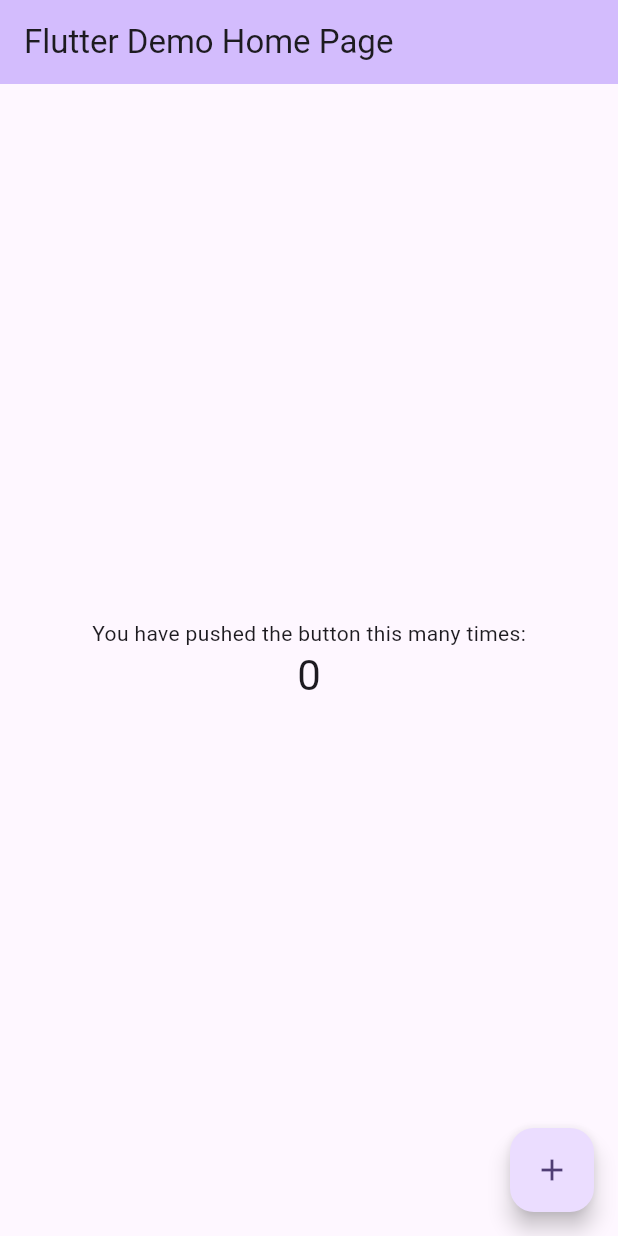
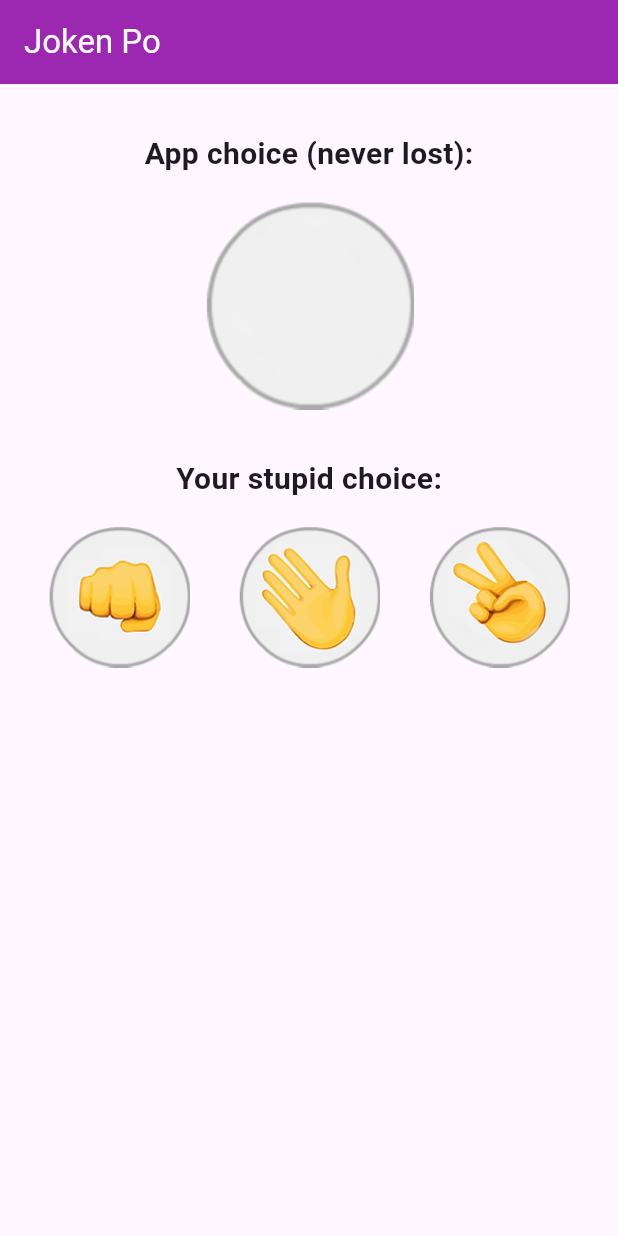
Before and after one commit to Romario-Negreiros/Joken_po, a Flutter app: the screen it shows after launch, on a phone screen of 412 x 824 dp. Run offline on Flutter 3.47's test engine with Material 3 defaults, Android fonts, the phone set to English and light mode, and no system bars.

Commit message:
Create app interface

```diff
--- a/lib/main.dart
+++ b/lib/main.dart
@@ -1,125 +1,57 @@
-import 'package:flutter/material.dart';
+// ignore_for_file: prefer_const_constructors
+
+import "package:flutter/material.dart";
 
 void main() {
-  runApp(const MyApp());
+  runApp(App());
 }
 
-class MyApp extends StatelessWidget {
-  const MyApp({super.key});
+class App extends StatelessWidget {
+  const App({super.key});
 
-  // This widget is the root of your application.
   @override
   Widget build(BuildContext context) {
     return MaterialApp(
-      title: 'Flutter Demo',
-      theme: ThemeData(
-        // This is the theme of your application.
-        //
-        // TRY THIS: Try running your application with "flutter run". You'll see
-        // the application has a purple toolbar. Then, without quitting the app,
-        // try changing the seedColor in the colorScheme below to Colors.green
-        // and then invoke "hot reload" (save your changes or press the "hot
-        // reload" button in a Flutter-supported IDE, or press "r" if you used
-        // the command line to start the app).
-        //
-        // Notice that the counter didn't reset back to zero; the application
-        // state is not lost during the reload. To reset the state, use hot
-        // restart instead.
-        //
-        // This works for code too, not just values: Most code changes can be
-        // tested with just a hot reload.
-        colorScheme: ColorScheme.fromSeed(seedColor: Colors.deepPurple),
-        useMaterial3: true,
-      ),
-      home: const MyHomePage(title: 'Flutter Demo Home Page'),
+      title: "Joken Po",
+      home: Home(),
+      debugShowCheckedModeBanner: false,
     );
   }
 }
 
-class MyHomePage extends StatefulWidget {
-  const MyHomePage({super.key, required this.title});
-
-  // This widget is the home page of your application. It is stateful, meaning
-  // that it has a State object (defined below) that contains fields that affect
-  // how it looks.
-
-  // This class is the configuration for the state. It holds the values (in this
-  // case the title) provided by the parent (in this case the App widget) and
-  // used by the build method of the State. Fields in a Widget subclass are
-  // always marked "final".
-
-  final String title;
+class Home extends StatefulWidget {
+  const Home({super.key});
 
   @override
-  State<MyHomePage> createState() => _MyHomePageState();
+  State<Home> createState() => _HomeState();
 }
 
-class _MyHomePageState extends State<MyHomePage> {
-  int _counter = 0;
-
-  void _incrementCounter() {
-    setState(() {
-      // This call to setState tells the Flutter framework that something has
-      // changed in this State, which causes it to rerun the build method below
-      // so that the display can reflect the updated values. If we changed
-      // _counter without calling setState(), then the build method would not be
-      // called again, and so nothing would appear to happen.
-      _counter++;
-    });
-  }
-
+class _HomeState extends State<Home> {
   @override
   Widget build(BuildContext context) {
-    // This method is rerun every time setState is called, for instance as done
-    // by the _incrementCounter method above.
-    //
-    // The Flutter framework has been optimized to make rerunning build methods
-    // fast, so that you can just rebuild anything that needs updating rather
-    // than having to individually change instances of widgets.
     return Scaffold(
-      appBar: AppBar(
-        // TRY THIS: Try changing the color here to a specific color (to
-        // Colors.amber, perhaps?) and trigger a hot reload to see the AppBar
-        // change color while the other colors stay the same.
-        backgroundColor: Theme.of(context).colorScheme.inversePrimary,
-        // Here we take the value from the MyHomePage object that was created by
-        // the App.build method, and use it to set our appbar title.
-        title: Text(widget.title),
-      ),
-      body: Center(
-        // Center is a layout widget. It takes a single child and positions it
-        // in the middle of the parent.
-        child: Column(
-          // Column is also a layout widget. It takes a list of children and
-          // arranges them vertically. By default, it sizes itself to fit its
-          // children horizontally, and tries to be as tall as its parent.
-          //
-          // Column has various properties to control how it sizes itself and
-          // how it positions its children. Here we use mainAxisAlignment to
-          // center the children vertically; the main axis here is the vertical
-          // axis because Columns are vertical (the cross axis would be
-          // horizontal).
-          //
-          // TRY THIS: Invoke "debug painting" (choose the "Toggle Debug Paint"
-          // action in the IDE, or press "p" in the console), to see the
-          // wireframe for each widget.
-          mainAxisAlignment: MainAxisAlignment.center,
-          children: <Widget>[
-            const Text(
-              'You have pushed the button this many times:',
-            ),
-            Text(
-              '$_counter',
-              style: Theme.of(context).textTheme.headlineMedium,
-            ),
-          ],
+        appBar: AppBar(
+          title: Text("Joken Po", style: TextStyle(color: Colors.white)),
+          backgroundColor: Colors.purple,
         ),
-      ),
-      floatingActionButton: FloatingActionButton(
-        onPressed: _incrementCounter,
-        tooltip: 'Increment',
-        child: const Icon(Icons.add),
-      ), // This trailing comma makes auto-formatting nicer for build methods.
-    );
+        body: Column(crossAxisAlignment: CrossAxisAlignment.center, children: [
+          Padding(
+              padding: EdgeInsets.only(top: 32, bottom: 16),
+              child: Text("App choice (never lost):",
+                  style: TextStyle(fontSize: 20, fontWeight: FontWeight.bold))),
+          Image.asset("assets/images/default.png"),
+          Padding(
+              padding: EdgeInsets.only(top: 32, bottom: 16),
+              child: Text("Your stupid choice:",
+                  style: TextStyle(fontSize: 20, fontWeight: FontWeight.bold))),
+          Row(
+            mainAxisAlignment: MainAxisAlignment.spaceEvenly,
+            children: [
+              Image.asset("assets/images/rock.png", height: 95),
+              Image.asset("assets/images/paper.png", height: 95),
+              Image.asset("assets/images/scissor.png", height: 95),
+            ],
+          )
+        ]));
   }
 }
```
